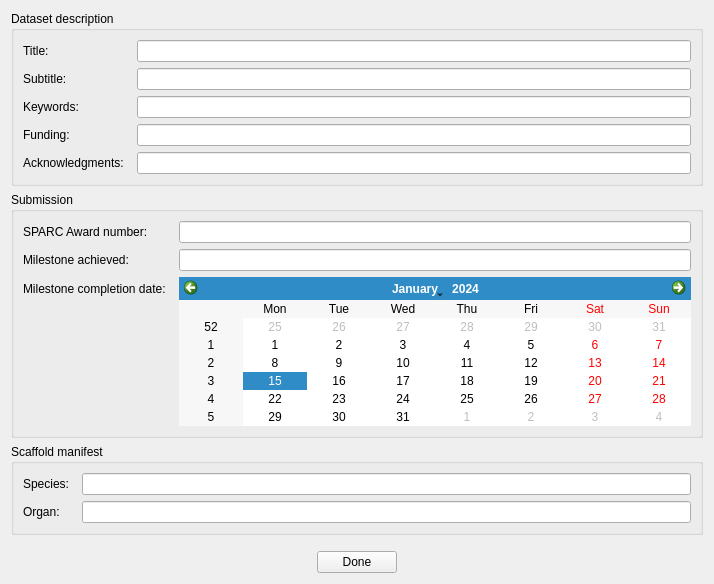
The window that mapclientplugins/generatesdsstep/qt/generatesdswidget.ui (mapclient-plugins/mapclientplugins.generatesds) describes before a commit, drawn with Qt 5.
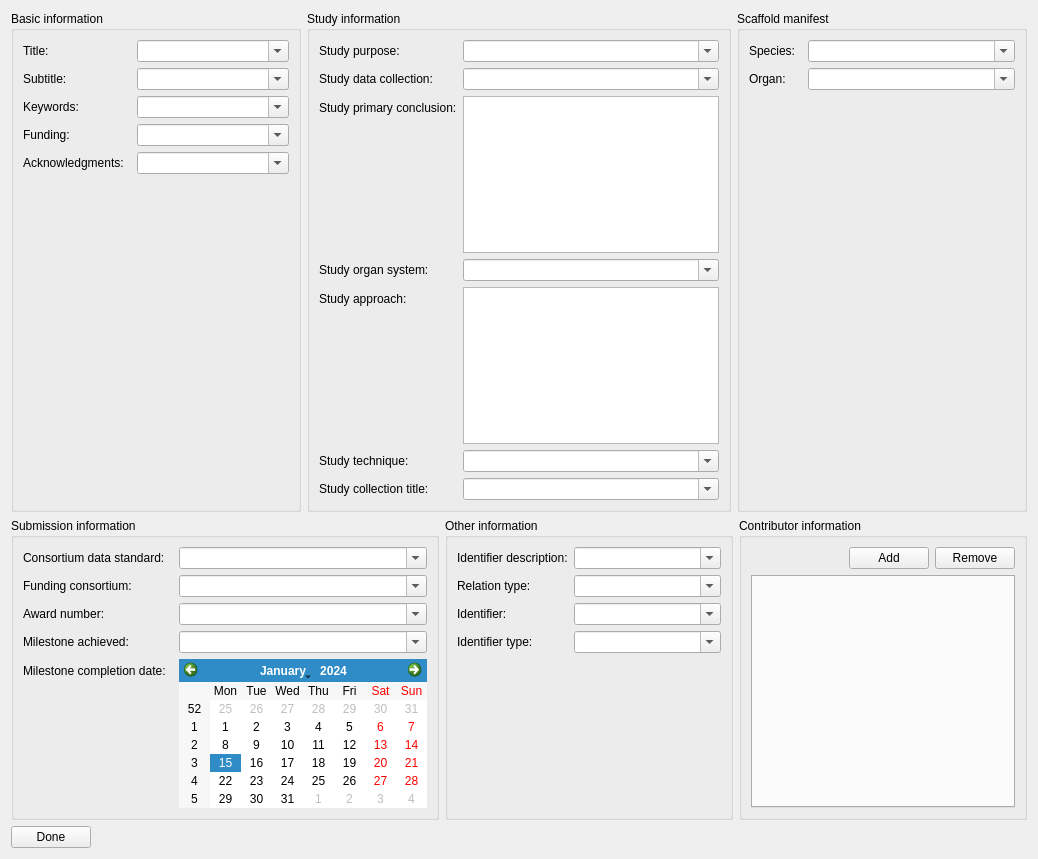
The same window after the commit.

Commit message: Add basic editing, loading, and saving of all dataset metadata.

The edit to the form file:
```diff
--- a/mapclientplugins/generatesdsstep/qt/generatesdswidget.ui
+++ b/mapclientplugins/generatesdsstep/qt/generatesdswidget.ui
@@ -6,18 +6,20 @@
    <rect>
     <x>0</x>
     <y>0</y>
-    <width>714</width>
-    <height>584</height>
+    <width>1038</width>
+    <height>859</height>
    </rect>
   </property>
   <property name="windowTitle">
    <string>GenerateSDS Widget</string>
   </property>
-  <layout class="QVBoxLayout" name="verticalLayout">
+  <layout class="QVBoxLayout" name="verticalLayout_2">
    <item>
-    <widget class="QGroupBox" name="datasetGroupBox">
+    <layout class="QHBoxLayout" name="horizontalLayout_4">
+     <item>
+      <widget class="QGroupBox" name="groupBoxBasicInformation">
      <property name="title">
-      <string>Dataset description</string>
+        <string>Basic information</string>
      </property>
      <layout class="QFormLayout" name="formLayout">
       <item row="0" column="0">
@@ -28,7 +30,17 @@
        </widget>
       </item>
       <item row="0" column="1">
-       <widget class="QLineEdit" name="lineEditDatasetTitle"/>
+         <widget class="QComboBox" name="comboBox__dataset_description__Title">
+          <property name="sizePolicy">
+           <sizepolicy hsizetype="Expanding" vsizetype="Fixed">
+            <horstretch>0</horstretch>
+            <verstretch>0</verstretch>
+           </sizepolicy>
+          </property>
+          <property name="editable">
+           <bool>true</bool>
+          </property>
+         </widget>
       </item>
       <item row="1" column="0">
        <widget class="QLabel" name="labelDatasetSubtitle">
@@ -38,7 +50,17 @@
        </widget>
       </item>
       <item row="1" column="1">
-       <widget class="QLineEdit" name="lineEditDatasetSubtitle"/>
+         <widget class="QComboBox" name="comboBox__dataset_description__Subtitle">
+          <property name="sizePolicy">
+           <sizepolicy hsizetype="Expanding" vsizetype="Fixed">
+            <horstretch>0</horstretch>
+            <verstretch>0</verstretch>
+           </sizepolicy>
+          </property>
+          <property name="editable">
+           <bool>true</bool>
+          </property>
+         </widget>
       </item>
       <item row="2" column="0">
        <widget class="QLabel" name="labelDatasetKeywords">
@@ -48,7 +70,17 @@
        </widget>
       </item>
       <item row="2" column="1">
-       <widget class="QLineEdit" name="lineEditDatasetKeywords"/>
+         <widget class="QComboBox" name="comboBox__dataset_description__Keywords">
+          <property name="sizePolicy">
+           <sizepolicy hsizetype="Expanding" vsizetype="Fixed">
+            <horstretch>0</horstretch>
+            <verstretch>0</verstretch>
+           </sizepolicy>
+          </property>
+          <property name="editable">
+           <bool>true</bool>
+          </property>
+         </widget>
       </item>
       <item row="3" column="0">
        <widget class="QLabel" name="labelDatasetFunding">
@@ -58,7 +90,17 @@
        </widget>
       </item>
       <item row="3" column="1">
-       <widget class="QLineEdit" name="lineEditDatasetFunding"/>
+         <widget class="QComboBox" name="comboBox__dataset_description__Funding">
+          <property name="sizePolicy">
+           <sizepolicy hsizetype="Expanding" vsizetype="Fixed">
+            <horstretch>0</horstretch>
+            <verstretch>0</verstretch>
+           </sizepolicy>
+          </property>
+          <property name="editable">
+           <bool>true</bool>
+          </property>
+         </widget>
       </item>
       <item row="4" column="0">
        <widget class="QLabel" name="labelDatasetAcknowledgments">
@@ -68,52 +110,152 @@
        </widget>
       </item>
       <item row="4" column="1">
-       <widget class="QLineEdit" name="lineEditDatasetAcknowledgments"/>
+         <widget class="QComboBox" name="comboBox__dataset_description__Acknowledgments">
+          <property name="sizePolicy">
+           <sizepolicy hsizetype="Expanding" vsizetype="Fixed">
+            <horstretch>0</horstretch>
+            <verstretch>0</verstretch>
+           </sizepolicy>
+          </property>
+          <property name="editable">
+           <bool>true</bool>
+          </property>
+         </widget>
       </item>
      </layout>
     </widget>
    </item>
    <item>
-    <widget class="QGroupBox" name="submissionGroupBox">
+      <widget class="QGroupBox" name="groupBoxStudyInformation">
      <property name="title">
-      <string>Submission</string>
-     </property>
-     <layout class="QFormLayout" name="submissionFormLayout">
+        <string>Study information</string>
+       </property>
+       <layout class="QFormLayout" name="formLayout_2">
       <item row="0" column="0">
        <widget class="QLabel" name="labelSPARCAwardNumber">
         <property name="text">
-         <string>SPARC Award number:  </string>
+           <string>Study purpose:</string>
         </property>
        </widget>
       </item>
       <item row="0" column="1">
-       <widget class="QLineEdit" name="lineEditSPARCAwardNumber"/>
+         <widget class="QComboBox" name="comboBox__dataset_description__Study_purpose">
+          <property name="sizePolicy">
+           <sizepolicy hsizetype="Expanding" vsizetype="Fixed">
+            <horstretch>0</horstretch>
+            <verstretch>0</verstretch>
+           </sizepolicy>
+          </property>
+          <property name="editable">
+           <bool>true</bool>
+          </property>
+         </widget>
       </item>
       <item row="1" column="0">
-       <widget class="QLabel" name="labelMilestoneAchieved">
+         <widget class="QLabel" name="labelStudyDataCollection">
         <property name="text">
-         <string>Milestone achieved:  </string>
+           <string>Study data collection:</string>
         </property>
        </widget>
       </item>
       <item row="1" column="1">
-       <widget class="QLineEdit" name="lineEditMilestoneAchieved"/>
-      </item>
-      <item row="2" column="0">
-       <widget class="QLabel" name="labelMilestoneCompletionDate">
+         <widget class="QComboBox" name="comboBox__dataset_description__Study_data_collection">
+          <property name="sizePolicy">
+           <sizepolicy hsizetype="Expanding" vsizetype="Fixed">
+            <horstretch>0</horstretch>
+            <verstretch>0</verstretch>
+           </sizepolicy>
+          </property>
+          <property name="editable">
+           <bool>true</bool>
+          </property>
+         </widget>
+        </item>
+        <item row="3" column="0">
+         <widget class="QLabel" name="labelStudyPrimaryConclusion">
         <property name="text">
-         <string>Milestone completion date:  </string>
+           <string>Study primary conclusion:</string>
         </property>
        </widget>
       </item>
-      <item row="2" column="1">
-       <widget class="QCalendarWidget" name="calendarWidgetMilestoneCompletionDate"/>
+        <item row="4" column="0">
+         <widget class="QLabel" name="labelStudyOrganSystem">
+          <property name="text">
+           <string>Study organ system:</string>
+          </property>
+         </widget>
+        </item>
+        <item row="4" column="1">
+         <widget class="QComboBox" name="comboBox__dataset_description__Study_organ_system">
+          <property name="sizePolicy">
+           <sizepolicy hsizetype="Expanding" vsizetype="Fixed">
+            <horstretch>0</horstretch>
+            <verstretch>0</verstretch>
+           </sizepolicy>
+          </property>
+          <property name="editable">
+           <bool>true</bool>
+          </property>
+         </widget>
+        </item>
+        <item row="6" column="0">
+         <widget class="QLabel" name="labelStudyApproach">
+          <property name="text">
+           <string>Study approach:</string>
+          </property>
+         </widget>
+        </item>
+        <item row="7" column="0">
+         <widget class="QLabel" name="labelStudyTechnique">
+          <property name="text">
+           <string>Study technique:</string>
+          </property>
+         </widget>
+        </item>
+        <item row="7" column="1">
+         <widget class="QComboBox" name="comboBox__dataset_description__Study_technique">
+          <property name="sizePolicy">
+           <sizepolicy hsizetype="Expanding" vsizetype="Fixed">
+            <horstretch>0</horstretch>
+            <verstretch>0</verstretch>
+           </sizepolicy>
+          </property>
+          <property name="editable">
+           <bool>true</bool>
+          </property>
+         </widget>
+        </item>
+        <item row="8" column="0">
+         <widget class="QLabel" name="labelStudyCollectionTitle">
+          <property name="text">
+           <string>Study collection title:</string>
+          </property>
+         </widget>
+        </item>
+        <item row="8" column="1">
+         <widget class="QComboBox" name="comboBox__dataset_description__Study_collection_title">
+          <property name="sizePolicy">
+           <sizepolicy hsizetype="Expanding" vsizetype="Fixed">
+            <horstretch>0</horstretch>
+            <verstretch>0</verstretch>
+           </sizepolicy>
+          </property>
+          <property name="editable">
+           <bool>true</bool>
+          </property>
+         </widget>
+        </item>
+        <item row="3" column="1">
+         <widget class="QPlainTextEdit" name="plainTextEdit__dataset_description__Study_primary_conclusion"/>
+        </item>
+        <item row="6" column="1">
+         <widget class="QPlainTextEdit" name="plainTextEdit__dataset_description__Study_approach"/>
       </item>
      </layout>
     </widget>
    </item>
    <item>
-    <widget class="QGroupBox" name="manifestGroupBox">
+      <widget class="QGroupBox" name="groupBoxManifest">
      <property name="title">
       <string>Scaffold manifest</string>
      </property>
@@ -126,7 +268,17 @@
        </widget>
       </item>
       <item row="0" column="1">
-       <widget class="QLineEdit" name="lineEditSpecies"/>
+         <widget class="QComboBox" name="comboBox__manifest__species">
+          <property name="sizePolicy">
+           <sizepolicy hsizetype="Expanding" vsizetype="Fixed">
+            <horstretch>0</horstretch>
+            <verstretch>0</verstretch>
+           </sizepolicy>
+          </property>
+          <property name="editable">
+           <bool>true</bool>
+          </property>
+         </widget>
       </item>
       <item row="1" column="0">
        <widget class="QLabel" name="labelOrgan">
@@ -136,10 +288,261 @@
        </widget>
       </item>
       <item row="1" column="1">
-       <widget class="QLineEdit" name="lineEditOrgan"/>
+         <widget class="QComboBox" name="comboBox__manifest__organ">
+          <property name="sizePolicy">
+           <sizepolicy hsizetype="Expanding" vsizetype="Fixed">
+            <horstretch>0</horstretch>
+            <verstretch>0</verstretch>
+           </sizepolicy>
+          </property>
+          <property name="editable">
+           <bool>true</bool>
+          </property>
+         </widget>
       </item>
      </layout>
     </widget>
+     </item>
+    </layout>
+   </item>
+   <item>
+    <layout class="QHBoxLayout" name="horizontalLayout_3">
+     <item>
+      <widget class="QGroupBox" name="groupBoxSubmissionInformation">
+       <property name="title">
+        <string>Submission information</string>
+       </property>
+       <layout class="QFormLayout" name="formLayout_4">
+        <item row="0" column="0">
+         <widget class="QLabel" name="labelConsortiumDataStandard">
+          <property name="text">
+           <string>Consortium data standard:</string>
+          </property>
+         </widget>
+        </item>
+        <item row="0" column="1">
+         <widget class="QComboBox" name="comboBox__submission__Consortium_data_standard">
+          <property name="sizePolicy">
+           <sizepolicy hsizetype="Expanding" vsizetype="Fixed">
+            <horstretch>0</horstretch>
+            <verstretch>0</verstretch>
+           </sizepolicy>
+          </property>
+          <property name="editable">
+           <bool>true</bool>
+          </property>
+         </widget>
+        </item>
+        <item row="1" column="0">
+         <widget class="QLabel" name="labelFundingConsortium">
+          <property name="text">
+           <string>Funding consortium:</string>
+          </property>
+         </widget>
+        </item>
+        <item row="1" column="1">
+         <widget class="QComboBox" name="comboBox__submission__Funding_consortium">
+          <property name="sizePolicy">
+           <sizepolicy hsizetype="Expanding" vsizetype="Fixed">
+            <horstretch>0</horstretch>
+            <verstretch>0</verstretch>
+           </sizepolicy>
+          </property>
+          <property name="editable">
+           <bool>true</bool>
+          </property>
+         </widget>
+        </item>
+        <item row="2" column="0">
+         <widget class="QLabel" name="labelAwardNumber">
+          <property name="text">
+           <string>Award number:  </string>
+          </property>
+         </widget>
+        </item>
+        <item row="2" column="1">
+         <widget class="QComboBox" name="comboBox__submission__Award_number">
+          <property name="sizePolicy">
+           <sizepolicy hsizetype="Expanding" vsizetype="Fixed">
+            <horstretch>0</horstretch>
+            <verstretch>0</verstretch>
+           </sizepolicy>
+          </property>
+          <property name="editable">
+           <bool>true</bool>
+          </property>
+         </widget>
+        </item>
+        <item row="3" column="0">
+         <widget class="QLabel" name="labelMilestoneAchieved">
+          <property name="text">
+           <string>Milestone achieved:  </string>
+          </property>
+         </widget>
+        </item>
+        <item row="3" column="1">
+         <widget class="QComboBox" name="comboBox__submission__Milestone_achieved">
+          <property name="sizePolicy">
+           <sizepolicy hsizetype="Expanding" vsizetype="Fixed">
+            <horstretch>0</horstretch>
+            <verstretch>0</verstretch>
+           </sizepolicy>
+          </property>
+          <property name="editable">
+           <bool>true</bool>
+          </property>
+         </widget>
+        </item>
+        <item row="4" column="0">
+         <widget class="QLabel" name="labelMilestoneCompletionDate">
+          <property name="text">
+           <string>Milestone completion date:  </string>
+          </property>
+         </widget>
+        </item>
+        <item row="4" column="1">
+         <widget class="QCalendarWidget" name="calendarWidget__submission__Milestone_completion_date"/>
+        </item>
+       </layout>
+      </widget>
+     </item>
+     <item>
+      <widget class="QGroupBox" name="groupBox">
+       <property name="title">
+        <string>Other information</string>
+       </property>
+       <layout class="QFormLayout" name="formLayout_3">
+        <item row="0" column="0">
+         <widget class="QLabel" name="labelIdentifierDescription">
+          <property name="text">
+           <string>Identifier description:</string>
+          </property>
+         </widget>
+        </item>
+        <item row="0" column="1">
+         <widget class="QComboBox" name="comboBox__dataset_description__Identifier_description">
+          <property name="sizePolicy">
+           <sizepolicy hsizetype="Expanding" vsizetype="Fixed">
+            <horstretch>0</horstretch>
+            <verstretch>0</verstretch>
+           </sizepolicy>
+          </property>
+          <property name="editable">
+           <bool>true</bool>
+          </property>
+         </widget>
+        </item>
+        <item row="1" column="0">
+         <widget class="QLabel" name="labelRelationType">
+          <property name="text">
+           <string>Relation type:</string>
+          </property>
+         </widget>
+        </item>
+        <item row="1" column="1">
+         <widget class="QComboBox" name="comboBox__dataset_description__Relation_type">
+          <property name="sizePolicy">
+           <sizepolicy hsizetype="Expanding" vsizetype="Fixed">
+            <horstretch>0</horstretch>
+            <verstretch>0</verstretch>
+           </sizepolicy>
+          </property>
+          <property name="editable">
+           <bool>true</bool>
+          </property>
+         </widget>
+        </item>
+        <item row="2" column="0">
+         <widget class="QLabel" name="labelIdentifier">
+          <property name="text">
+           <string>Identifier:</string>
+          </property>
+         </widget>
+        </item>
+        <item row="2" column="1">
+         <widget class="QComboBox" name="comboBox__dataset_description__Identifier">
+          <property name="sizePolicy">
+           <sizepolicy hsizetype="Expanding" vsizetype="Fixed">
+            <horstretch>0</horstretch>
+            <verstretch>0</verstretch>
+           </sizepolicy>
+          </property>
+          <property name="editable">
+           <bool>true</bool>
+          </property>
+         </widget>
+        </item>
+        <item row="3" column="0">
+         <widget class="QLabel" name="labelIdentifierType">
+          <property name="text">
+           <string>Identifier type:</string>
+          </property>
+         </widget>
+        </item>
+        <item row="3" column="1">
+         <widget class="QComboBox" name="comboBox__dataset_description__Identifier_type">
+          <property name="sizePolicy">
+           <sizepolicy hsizetype="Expanding" vsizetype="Fixed">
+            <horstretch>0</horstretch>
+            <verstretch>0</verstretch>
+           </sizepolicy>
+          </property>
+          <property name="editable">
+           <bool>true</bool>
+          </property>
+         </widget>
+        </item>
+       </layout>
+      </widget>
+     </item>
+     <item>
+      <widget class="QGroupBox" name="groupBoxContributorInformation">
+       <property name="title">
+        <string>Contributor information</string>
+       </property>
+       <layout class="QVBoxLayout" name="verticalLayout">
+        <item>
+         <layout class="QHBoxLayout" name="horizontalLayout_2">
+          <item>
+           <spacer name="horizontalSpacer_3">
+            <property name="orientation">
+             <enum>Qt::Orientation::Horizontal</enum>
+            </property>
+            <property name="sizeHint" stdset="0">
+             <size>
+              <width>40</width>
+              <height>20</height>
+             </size>
+            </property>
+           </spacer>
+          </item>
+          <item>
+           <widget class="QPushButton" name="pushButtonAddContributor">
+            <property name="text">
+             <string>Add</string>
+            </property>
+           </widget>
+          </item>
+          <item>
+           <widget class="QPushButton" name="pushButtonRemoveContributor">
+            <property name="text">
+             <string>Remove</string>
+            </property>
+           </widget>
+          </item>
+         </layout>
+        </item>
+        <item>
+         <widget class="QTabWidget" name="tabWidgetContributors">
+          <property name="currentIndex">
+           <number>-1</number>
+          </property>
+         </widget>
+        </item>
+       </layout>
+      </widget>
+     </item>
+    </layout>
    </item>
    <item>
     <spacer name="verticalSpacer">
@@ -156,19 +559,6 @@
    </item>
    <item>
     <layout class="QHBoxLayout" name="horizontalLayout">
-     <item>
-      <spacer name="horizontalSpacer">
-       <property name="orientation">
-        <enum>Qt::Horizontal</enum>
-       </property>
-       <property name="sizeHint" stdset="0">
-        <size>
-         <width>40</width>
-         <height>20</height>
-        </size>
-       </property>
-      </spacer>
-     </item>
      <item>
       <widget class="QPushButton" name="pushButtonDone">
        <property name="text">
```
Left out of the diff: 8 changed lines with no effect on the pictures. Lines whose indentation alone changed are shown as unchanged. The commit also changes 10 other files.
